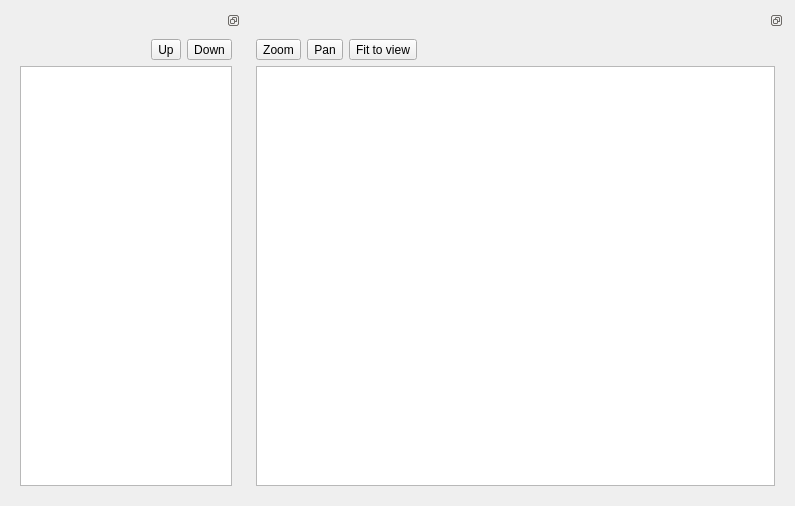
Qt form mapview.ui (ArashMassoudieh/WaterwAIs) before a commit.
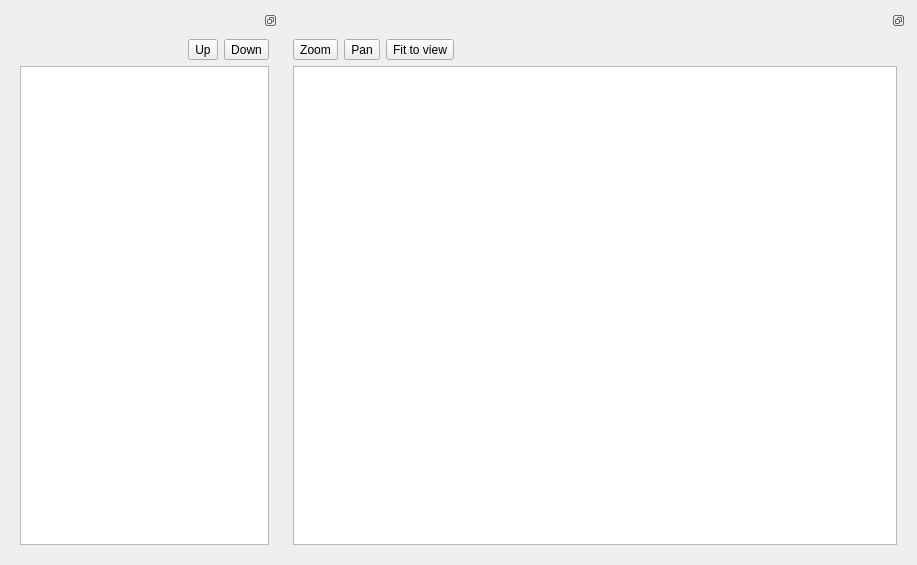
The same form after that commit. Custom widgets are drawn as their Qt base class.

Diff of the .ui file:
```diff
--- a/mapview.ui
+++ b/mapview.ui
@@ -6,8 +6,8 @@
    <rect>
     <x>0</x>
     <y>0</y>
-    <width>795</width>
-    <height>506</height>
+    <width>917</width>
+    <height>565</height>
    </rect>
   </property>
   <property name="windowTitle">
```
